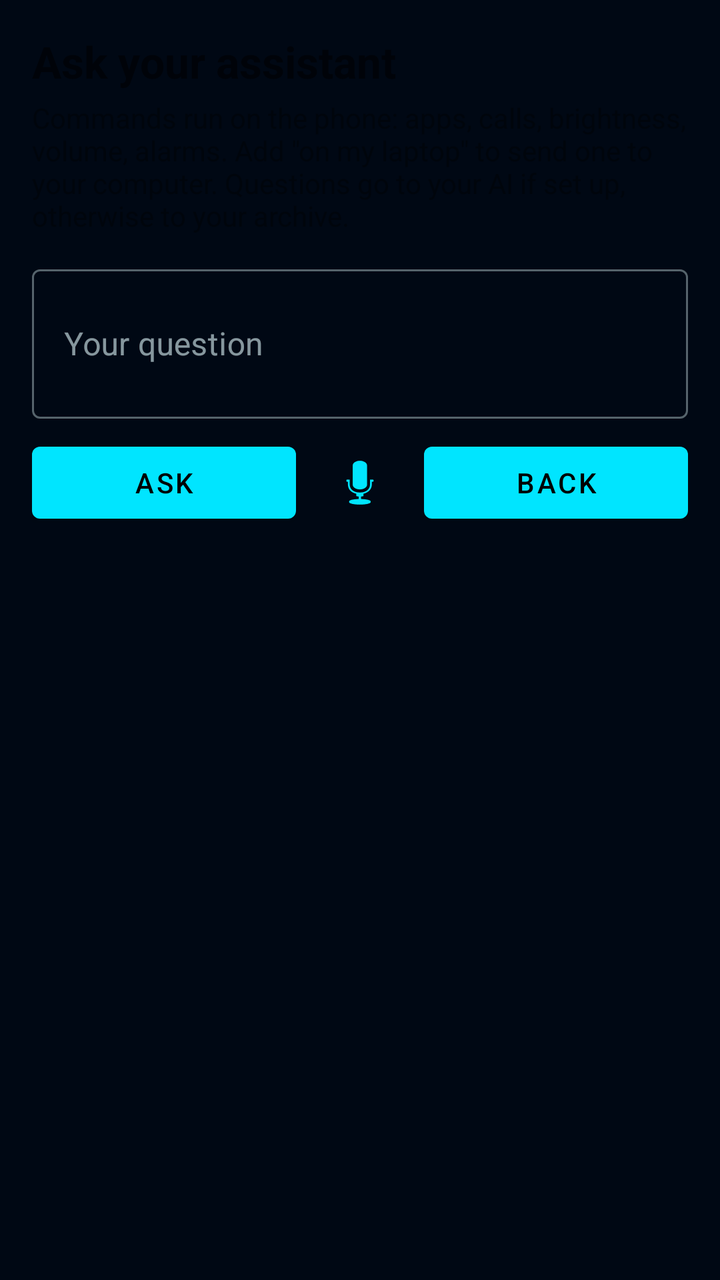
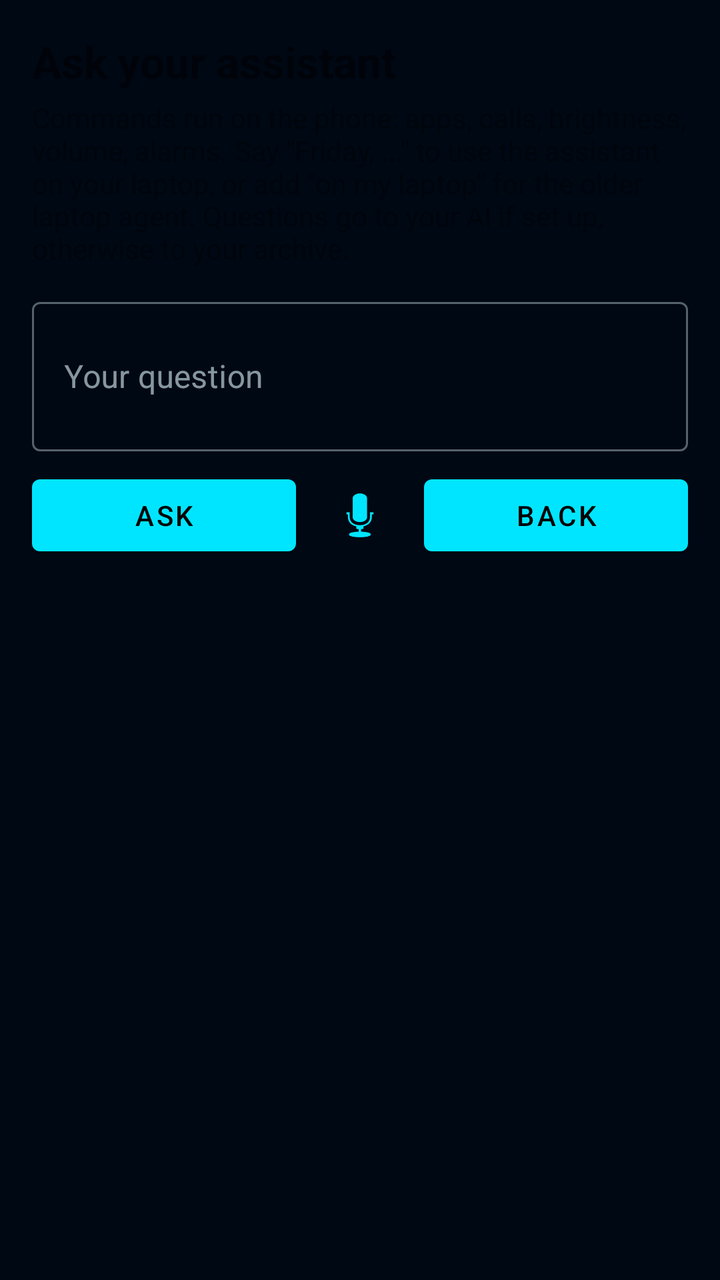

Before-and-after screenshots of an Android layout around one commit, followed by the original layout XML and the change that was made.
<!-- AndroidManifest.xml: application theme Theme.BonjeeNotifier -->
<!-- res/layout/activity_ask.xml -->
<?xml version="1.0" encoding="utf-8"?>
<LinearLayout xmlns:android="http://schemas.android.com/apk/res/android"
    xmlns:app="http://schemas.android.com/apk/res-auto"
    android:layout_width="match_parent"
    android:layout_height="match_parent"
    android:orientation="vertical"
    android:padding="16dp">

    <TextView
        android:layout_width="wrap_content"
        android:layout_height="wrap_content"
        android:text="Ask your assistant"
        android:textSize="22sp"
        android:textStyle="bold" />

    <TextView
        android:layout_width="match_parent"
        android:layout_height="wrap_content"
        android:layout_marginTop="4dp"
        android:layout_marginBottom="12dp"
        android:alpha="0.7"
        android:text="Commands run on the phone: apps, calls, brightness, volume, alarms. Add &quot;on my laptop&quot; to send one to your computer. Questions go to your AI if set up, otherwise to your archive." />

    <com.google.android.material.textfield.TextInputLayout
        style="@style/Widget.MaterialComponents.TextInputLayout.OutlinedBox"
        android:layout_width="match_parent"
        android:layout_height="wrap_content"
        android:hint="Your question">

        <com.google.android.material.textfield.TextInputEditText
            android:id="@+id/editQuestion"
            android:layout_width="match_parent"
            android:layout_height="wrap_content"
            android:inputType="textMultiLine"
            android:minLines="2" />
    </com.google.android.material.textfield.TextInputLayout>

    <LinearLayout
        android:layout_width="match_parent"
        android:layout_height="wrap_content"
        android:layout_marginTop="8dp"
        android:orientation="horizontal">

        <Button
            android:id="@+id/btnAsk"
            android:layout_width="0dp"
            android:layout_height="wrap_content"
            android:layout_weight="1"
            android:text="Ask" />

        <ImageButton
            android:id="@+id/btnMic"
            android:layout_width="48dp"
            android:layout_height="48dp"
            android:layout_gravity="center_vertical"
            android:layout_marginStart="8dp"
            android:layout_marginEnd="8dp"
            android:background="?attr/selectableItemBackgroundBorderless"
            android:contentDescription="Speak"
            android:src="@android:drawable/ic_btn_speak_now"
            android:tint="@color/cyan" />

        <Button
            android:id="@+id/btnBack"
            android:layout_width="0dp"
            android:layout_height="wrap_content"
            android:layout_weight="1"
            android:text="Back" />
    </LinearLayout>

    <ScrollView
        android:layout_width="match_parent"
        android:layout_height="0dp"
        android:layout_marginTop="12dp"
        android:layout_weight="1">

        <TextView
            android:id="@+id/txtAnswer"
            android:layout_width="match_parent"
            android:layout_height="wrap_content"
            android:fontFamily="monospace"
            android:textIsSelectable="true"
            android:textSize="13sp" />
    </ScrollView>

</LinearLayout>
<!-- resources referenced by this layout -->
<resources>
  <color name="cyan">#00e5ff</color>
  <style name="Theme.BonjeeNotifier" parent="Theme.MaterialComponents.DayNight.NoActionBar">
          <item name="colorPrimary">@color/cyan</item>
          <item name="colorPrimaryVariant">@color/cyan_bright</item>
          <item name="colorOnPrimary">@color/black</item>
          <item name="colorSecondary">@color/orange</item>
          <item name="colorSecondaryVariant">@color/orange_bright</item>
          <item name="colorOnSecondary">@color/black</item>
          <item name="android:statusBarColor">@color/bg_primary</item>
          <item name="android:navigationBarColor">@color/bg_primary</item>
          <item name="android:windowBackground">@color/bg_primary</item>
          <item name="colorSurface">@color/bg_card</item>
          <item name="colorOnSurface">@color/text_primary</item>
      </style>
  <color name="cyan_bright">#18ffff</color>
  <color name="black">#FF000000</color>
  <color name="orange">#ff6f00</color>
  <color name="orange_bright">#ff9100</color>
  <color name="bg_primary">#000814</color>
  <color name="bg_card">#000d1a</color>
  <color name="text_primary">#e0f7fa</color>
</resources>

<!-- the commit's change to res/layout/activity_ask.xml (unified diff, before → after) -->
@@ -19,7 +19,7 @@
         android:layout_marginTop="4dp"
         android:layout_marginBottom="12dp"
         android:alpha="0.7"
-        android:text="Commands run on the phone: apps, calls, brightness, volume, alarms. Add &quot;on my laptop&quot; to send one to your computer. Questions go to your AI if set up, otherwise to your archive." />
+        android:text="Commands run on the phone: apps, calls, brightness, volume, alarms. Say &quot;Friday, ...&quot; to use the assistant on your laptop, or add &quot;on my laptop&quot; for the older laptop agent. Questions go to your AI if set up, otherwise to your archive." />
 
     <com.google.android.material.textfield.TextInputLayout
         style="@style/Widget.MaterialComponents.TextInputLayout.OutlinedBox"
@@ -68,6 +68,14 @@
             android:text="Back" />
     </LinearLayout>
 
+    <Button
+        android:id="@+id/btnCancel"
+        android:layout_width="match_parent"
+        android:layout_height="wrap_content"
+        android:layout_marginTop="4dp"
+        android:text="Cancel task on laptop"
+        android:visibility="gone" />
+
     <ScrollView
         android:layout_width="match_parent"
         android:layout_height="0dp"
